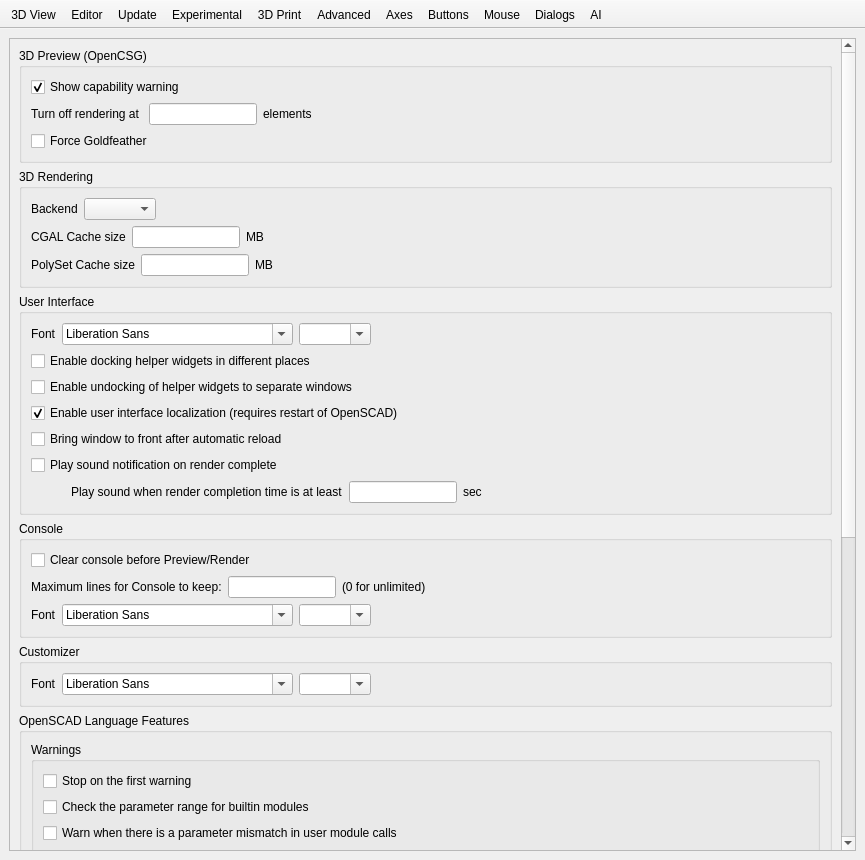
The window that src/gui/Preferences.ui (openscad/openscad) describes before a commit, drawn with Qt 5.
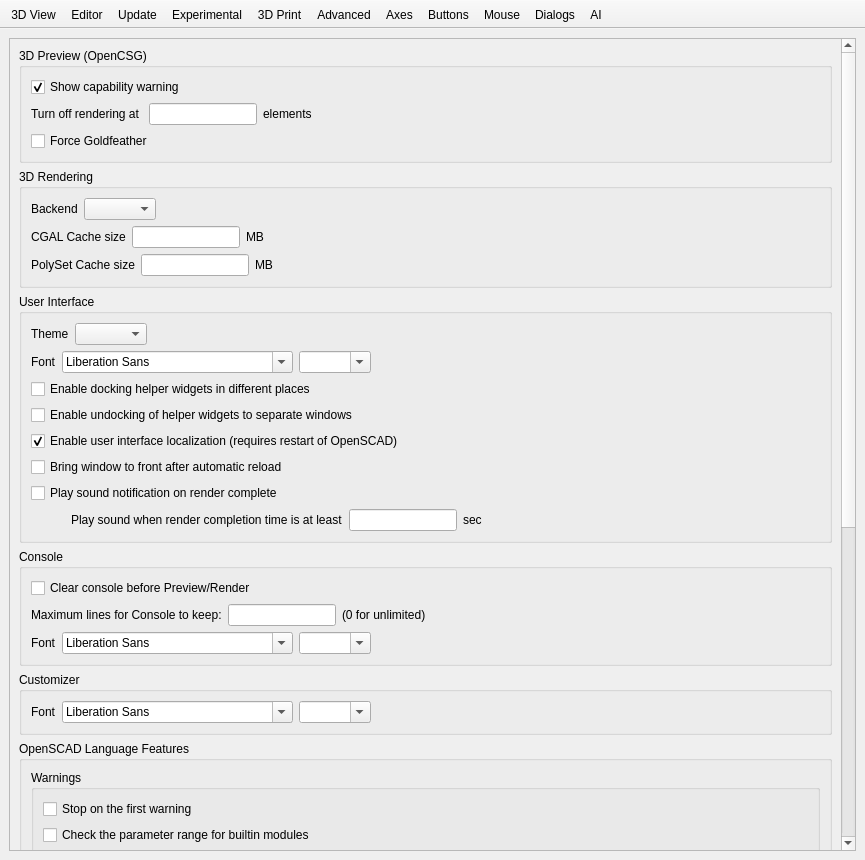
The same window after the commit. The open tabs and pages were chosen to show the change. Icons and pictures are not drawn. Custom widgets are drawn as their Qt base class.

Commit message:
Add Light/Dark theme option for the user interface
Add a Theme setting (Follow system / Light / Dark) under
Preferences > Advanced > User Interface. Light and Dark force the
Fusion style with a light or dark palette, and on Qt >= 6.8 also set
the application color scheme. Follow system (the default) keeps the
current platform behavior.

Switching to Light or Dark also switches the editor and 3D view color
schemes, but only while they are still on their defaults. The icon
theme follows the chosen theme.

```diff
--- a/src/gui/Preferences.ui
+++ b/src/gui/Preferences.ui
@@ -2225,6 +2225,37 @@
                <string>User Interface</string>
               </property>
               <layout class="QVBoxLayout" name="verticalLayout_13">
+               <item>
+                <layout class="QHBoxLayout" name="horizontalLayoutUiTheme">
+                 <item>
+                  <widget class="QLabel" name="labelUiTheme">
+                   <property name="text">
+                    <string>Theme</string>
+                   </property>
+                  </widget>
+                 </item>
+                 <item>
+                  <widget class="QComboBox" name="comboBoxUiTheme">
+                   <property name="toolTip">
+                    <string>Color theme of the user interface. Choosing Light or Dark also switches the editor and 3D view color schemes while they are still on their defaults.</string>
+                   </property>
+                  </widget>
+                 </item>
+                 <item>
+                  <spacer name="horizontalSpacerUiTheme">
+                   <property name="orientation">
+                    <enum>Qt::Horizontal</enum>
+                   </property>
+                   <property name="sizeHint" stdset="0">
+                    <size>
+                     <width>40</width>
+                     <height>20</height>
+                    </size>
+                   </property>
+                  </spacer>
+                 </item>
+                </layout>
+               </item>
                <item>
                 <layout class="QHBoxLayout" name="horizontalLayoutApplicationFont">
                  <item>
```
The commit also changes 7 other files.
